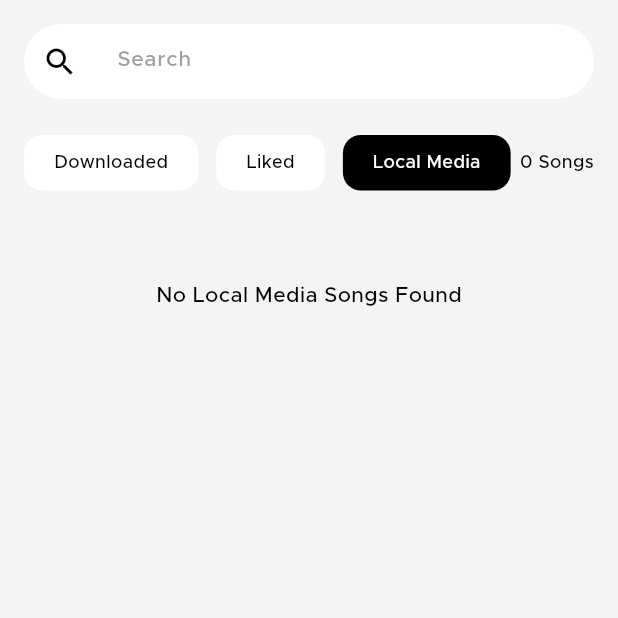
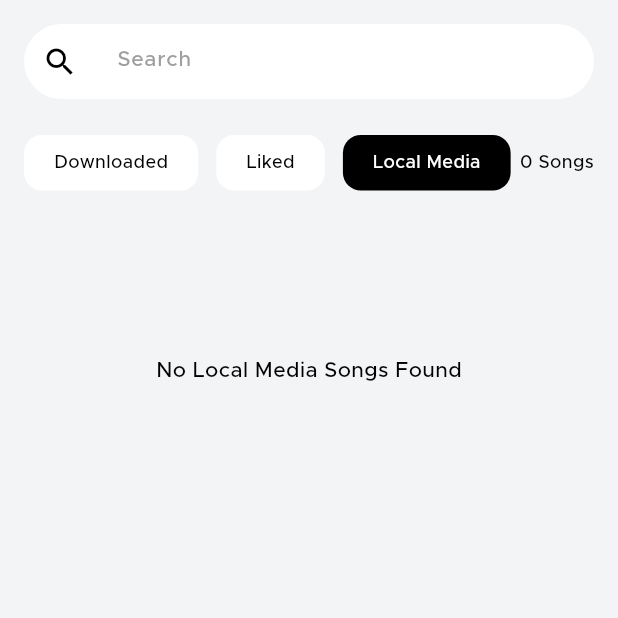
Before and after one commit to muhammadmaaz-dev/Lumen-Lyric, a Flutter app: the LibraryScreen screen opened directly, on a phone screen of 412 x 824 dp, the top half of it. Run offline on Flutter 3.47's test engine with Material 3 defaults, Android fonts, the phone set to English and light mode, and no system bars; our stand-ins replace flutter_animate, flutter_riverpod, flutter_screenutil, just_audio, on_audio_query, shared_preferences; missing offline and left inert: flutter_audio_tagger; accounts and stored records are empty.

Commit message:
Added some more stuff

```diff
--- a/lib/models/local_song_model.dart
+++ b/lib/models/local_song_model.dart
@@ -1,21 +1,43 @@
 class LocalSongModel {
   final int id;
+  final String title;
   final String artist;
-  final String title;
   final String uri;
   final String albumArt;
   final int duration;
-  final bool isDownloaded;
-  final bool isLiked;
+  final bool isLiked; // <-- Zaroori field
+  final bool isDownloaded; // <-- Zaroori field
 
   LocalSongModel({
     required this.id,
+    required this.title,
     required this.artist,
-    required this.title,
     required this.uri,
     required this.albumArt,
     required this.duration,
-    required this.isDownloaded,
-    required this.isLiked,
+    this.isLiked = false, // Default false
+    this.isDownloaded = false, // Default false
   });
+
+  LocalSongModel copyWith({
+    int? id,
+    String? title,
+    String? artist,
+    String? uri,
+    String? albumArt,
+    int? duration,
+    bool? isLiked,
+    bool? isDownloaded,
+  }) {
+    return LocalSongModel(
+      id: id ?? this.id,
+      title: title ?? this.title,
+      artist: artist ?? this.artist,
+      uri: uri ?? this.uri,
+      albumArt: albumArt ?? this.albumArt,
+      duration: duration ?? this.duration,
+      isLiked: isLiked ?? this.isLiked,
+      isDownloaded: isDownloaded ?? this.isDownloaded,
+    );
+  }
 }
--- a/lib/pages/LibraryScreen/device_local_media.dart
+++ b/lib/pages/LibraryScreen/device_local_media.dart
@@ -35,12 +35,17 @@ class _LibraryScreenState extends ConsumerState<LibraryScreen> {
   // Filter Logic
 
   List<LocalSongModel> _getFilteredSongs(List<LocalSongModel> allSongs) {
+    // 1. Agar User ne 'Liked' tab dabaya hai
     if (_selectedFilter == 'Liked') {
+      // Sirf wo songs return karo jinka isLiked == true hai
       return allSongs.where((s) => s.isLiked == true).toList();
-    } else if (_selectedFilter == 'Downloaded') {
+    }
+    // 2. Agar 'Downloaded' tab dabaya hai (Optional logic)
+    else if (_selectedFilter == 'Downloaded') {
       return allSongs.where((s) => s.isDownloaded == true).toList();
     }
 
+    // 3. Default: 'Local Media' (Sab dikhao)
     return allSongs;
   }
 
@@ -70,26 +75,24 @@ class _LibraryScreenState extends ConsumerState<LibraryScreen> {
 
       body: Stack(
         children: [
-          // Change 1: SingleChildScrollView wapis lagaya taake sab scroll ho
-          SingleChildScrollView(
+          // CustomScrollView with proper sliver structure
+          CustomScrollView(
+            slivers: [
+              // Header Section (Search + Filters)
+              SliverToBoxAdapter(
                 child: SafeArea(
                   child: Padding(
                     padding: const EdgeInsets.symmetric(horizontal: 16.0),
-
                     child: Column(
                       crossAxisAlignment: CrossAxisAlignment.start,
-
                       children: [
                         const SizedBox(height: 16),
 
-                    // Search Bar (Ab ye bhi scroll karega)
+                        // Search Bar
                         CustomTextField(
                           hintText: 'Search',
-
                           prefixIcon: Icons.search,
-
                           onPrefixTap: () {},
-
                           isDarkTheme: isDarkTheme,
                         ),
 
@@ -100,15 +103,12 @@ class _LibraryScreenState extends ConsumerState<LibraryScreen> {
                           children: [
                             FilterButton(
                               text: 'Downloaded',
-
                               isActive: _selectedFilter == 'Downloaded',
-
                               onTap: () {
                                 setState(() {
                                   _selectedFilter = "Downloaded";
                                 });
                               },
-
                               isDarkTheme: isDarkTheme,
                             ),
 
@@ -116,15 +116,12 @@ class _LibraryScreenState extends ConsumerState<LibraryScreen> {
 
                             FilterButton(
                               text: 'Liked',
-
                               isActive: _selectedFilter == 'Liked',
-
                               onTap: () {
                                 setState(() {
                                   _selectedFilter = "Liked";
                                 });
                               },
-
                               isDarkTheme: isDarkTheme,
                             ),
 
@@ -132,15 +129,12 @@ class _LibraryScreenState extends ConsumerState<LibraryScreen> {
 
                             FilterButton(
                               text: 'Local Media',
-
                               isActive: _selectedFilter == 'Local Media',
-
                               onTap: () {
                                 setState(() {
                                   _selectedFilter = "Local Media";
                                 });
                               },
-
                               isDarkTheme: isDarkTheme,
                             ),
 
@@ -148,20 +142,15 @@ class _LibraryScreenState extends ConsumerState<LibraryScreen> {
 
                             ValueListenableBuilder(
                               valueListenable: AudioController.instance.songs,
-
                               builder: (context, songs, child) {
                                 final filteredCount = _getFilteredSongs(
                                   songs,
                                 ).length;
-
                                 return Text(
                                   '$filteredCount Songs',
-
                                   style: TextStyle(
                                     color: textColor,
-
                                     fontWeight: FontWeight.w500,
-
                                     fontSize: 12,
                                   ),
                                 );
@@ -171,89 +160,72 @@ class _LibraryScreenState extends ConsumerState<LibraryScreen> {
                         ),
 
                         const SizedBox(height: 20),
+                      ],
+                    ),
+                  ),
+                ),
+              ),
 
-                    // Change 2: Expanded hata diya, direct ValueListenableBuilder
+              // Songs List - Now properly placed as a direct sliver child
               ValueListenableBuilder(
                 valueListenable: AudioController.instance.songs,
-
                 builder: (context, allSongs, _) {
                   final displaySongs = _getFilteredSongs(allSongs);
 
+                  // Empty state
                   if (displaySongs.isEmpty) {
-                          // Height deni paregi taake empty msg dikhe
-
-                          return SizedBox(
-                            height: 100,
-
-                            child: Center(
+                    return SliverToBoxAdapter(
+                      child: Container(
+                        height: 200,
+                        alignment: Alignment.center,
                         child: Text(
                           "No $_selectedFilter Songs Found",
-
                           style: TextStyle(color: textColor),
                         ),
                       ),
                     );
                   }
 
-                        return ListView.builder(
-                          // Change 3: ShrinkWrap aur Physics zaroori hain
-                          shrinkWrap: true,
-
-                          physics: const NeverScrollableScrollPhysics(),
-
-                          itemCount: displaySongs.length,
-
-                          itemBuilder: (context, index) {
+                  // Songs list
+                  return SliverPadding(
+                    padding: const EdgeInsets.symmetric(horizontal: 16.0),
+                    sliver: SliverList(
+                      delegate: SliverChildBuilderDelegate((context, index) {
                         final song = displaySongs[index];
 
                         return SongTile(
                           title: song.title,
-
                           artist: song.artist,
-
                           songId: song.id,
 
                           onTap: () {
                             final originalIndex = allSongs.indexOf(song);
-
-                                AudioController.instance.playSong(
-                                  originalIndex,
-                                );
+                            AudioController.instance.playSong(originalIndex);
                           },
-
                           onMenuTap: () {
                             showModalBottomSheet(
                               context: context,
-
                               isScrollControlled: true,
-
                               backgroundColor: Colors.transparent,
-
                               builder: (context) => SongOptionsWidget(
                                 songId: song.id,
-
                                 title: song.title,
-
                                 artist: song.artist,
-
                                 filePath: song.uri,
                               ),
                             );
                           },
-
                           isDarkTheme: isDarkTheme,
                         );
-                          },
+                      }, childCount: displaySongs.length),
+                    ),
                   );
                 },
               ),
 
-                    // Extra space taake last song MiniPlayer ke peeche na chupe
-                    const SizedBox(height: 80),
+              // Extra space at bottom for MiniPlayer
+              const SliverToBoxAdapter(child: SizedBox(height: 80)),
             ],
-                ),
-              ),
-            ),
           ),
 
           // MiniPlayer Fixed rahega bottom par
```
Also changed, not shown: lib/controller/audio_controller.dart (+72 -54 lines), lib/pages/main_navigation.dart (+48 -82 lines), lib/pages/music_screen.dart (+6 -2 lines), lib/widgets/bottom_bar.dart (+44 -17 lines). Lines whose indentation alone changed are shown as unchanged.
